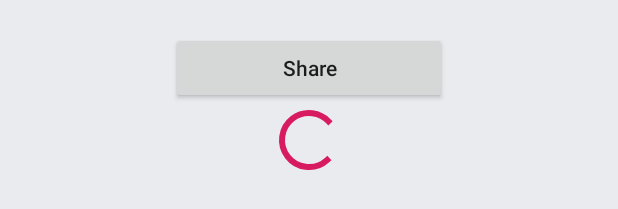
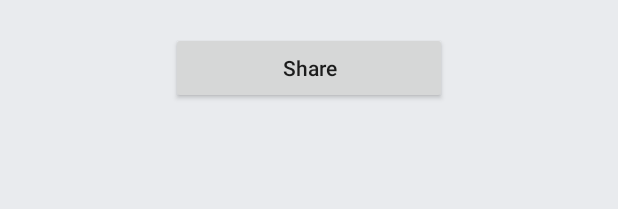
Before and after one commit to bounswe/bounswe2018group1, an Android app: the layout fragment_create.xml on its own in the app's theme, with its tools: preview values and no code run, on a phone screen of 412 x 824 dp. Shown: the part 752-961 px from the top of the screen. Run offline under Robolectric (Android 15) with nearby library versions, the light colour scheme and no system bars; network calls fail.

Commit message:
Minor updates

```diff
--- a/android/app/src/main/res/layout/fragment_create.xml
+++ b/android/app/src/main/res/layout/fragment_create.xml
@@ -217,21 +217,11 @@
             android:layout_height="match_parent"
             android:layout_marginLeft="96dp"
             android:layout_marginRight="96dp"
+            android:layout_marginBottom="96dp"
             android:text="Share"
             android:textAllCaps="false" />
 
 
-        <RelativeLayout
-            android:id="@+id/loadingPanel"
-            android:layout_width="match_parent"
-            android:layout_height="match_parent"
-            android:gravity="center" >
-
-            <ProgressBar
-                android:layout_width="wrap_content"
-                android:layout_height="wrap_content"
-                android:indeterminate="true" />
-        </RelativeLayout>
     </LinearLayout>
 
 
```
Also changed, not shown: android/app/src/main/java/bounswe2018group1/cmpe451/fragments/CreateFragment.java (+9 -9 lines).
